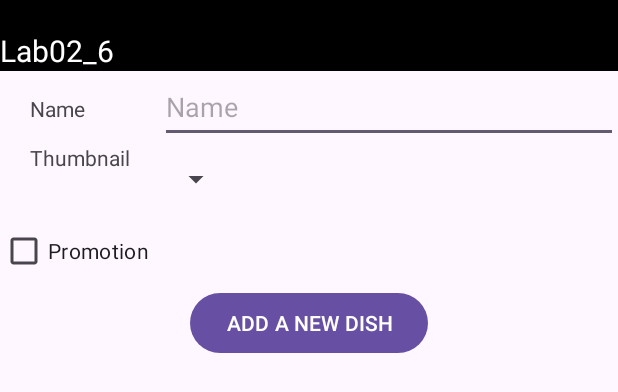
After one commit to DatNguyenPT/UIT-Android-Lab1, an Android app: the layout ex5.xml on its own in the app's theme, with its tools: preview values and no code run, on a phone screen of 412 x 824 dp. The commit adds this screen. Shown: the top 392 px of the screen. Run offline under Robolectric (Android 15) with nearby library versions, the phone set to English and light mode, and no system bars.

Commit message:
Ex5 Layout

```diff
--- a/Lab2/app/src/main/java/com/example/myapplication/MainActivity.java
+++ b/Lab2/app/src/main/java/com/example/myapplication/MainActivity.java
@@ -26,13 +26,13 @@ public class MainActivity extends AppCompatActivity {
         ex3.execute(listView, addButton, nameInput, idInput, this);*/
 
         // Ex4
-        setContentView(R.layout.ex4);
+        /*setContentView(R.layout.ex4);
         ListView listView = findViewById(R.id.staffList);
         Button addButton = findViewById(R.id.addEmployeeButton);
         EditText nameInput = findViewById(R.id.ex4EmployeeNameInput);
         EditText idInput = findViewById(R.id.ex4EmployeeIDInput);
         EX4 ex4 = new EX4();
-        ex4.execute(listView, addButton, nameInput, idInput, this);
+        ex4.execute(listView, addButton, nameInput, idInput, this);*/
     }
 
 
--- /dev/null
+++ b/Lab2/app/src/main/res/layout/ex5.xml
@@ -0,0 +1,99 @@
+<?xml version="1.0" encoding="utf-8"?>
+<androidx.constraintlayout.widget.ConstraintLayout xmlns:android="http://schemas.android.com/apk/res/android"
+    android:layout_width="match_parent"
+    android:layout_height="match_parent"
+    xmlns:app="http://schemas.android.com/apk/res-auto">
+
+    <LinearLayout
+        android:layout_width="match_parent"
+        android:layout_height="match_parent"
+        android:orientation="vertical"
+        android:weightSum="5">
+
+        <LinearLayout
+            android:layout_width="match_parent"
+            android:layout_height="0dp"
+            android:orientation="vertical"
+            android:layout_weight="1.5">
+
+            <TextView
+                android:layout_width="match_parent"
+                android:layout_height="wrap_content"
+                android:paddingTop="20dp"
+                android:textSize="20dp"
+                android:text="Lab02_6"
+                android:textColor="@color/white"
+                android:background="@color/black">
+            </TextView>
+
+            <TableLayout
+                android:id="@+id/foodTable"
+                android:layout_width="match_parent"
+                android:layout_height="wrap_content">
+
+                <TableRow>
+
+                    <TextView
+                        android:id="@+id/foodName"
+                        android:layout_width="wrap_content"
+                        android:layout_height="wrap_content"
+                        android:text="Name"
+                        android:layout_marginLeft="20dp" />
+
+                    <EditText
+                        android:id="@+id/foodNameInput"
+                        android:layout_width="0dp"
+                        android:layout_height="wrap_content"
+                        android:layout_weight="1"
+                        android:minHeight="48dp"
+                        android:ems="10"
+                        android:inputType="text"
+                        android:text=""
+                        android:hint="Name"
+                        android:layout_marginLeft="20dp"/>
+
+                </TableRow>
+
+                <TableRow>
+
+                    <TextView
+                        android:id="@+id/thumbnail"
+                        android:layout_width="wrap_content"
+                        android:layout_height="wrap_content"
+                        android:text="Thumbnail"
+                        android:layout_marginLeft="20dp"/>
+
+                    <Spinner
+                        android:id="@+id/spinner_thumbnail"
+                        android:layout_width="wrap_content"
+                        android:layout_height="wrap_content"
+                        android:minHeight="48dp"
+                        android:layout_marginLeft="20dp" />
+                </TableRow>
+            </TableLayout>
+            <CheckBox
+                android:layout_width="wrap_content"
+                android:layout_height="wrap_content"
+                app:layout_constraintLeft_toRightOf="parent"
+                android:text="Promotion">
+            </CheckBox>
+            <Button
+                android:layout_width="wrap_content"
+                android:layout_height="wrap_content"
+                app:layout_constraintStart_toStartOf="parent"
+                app:layout_constraintEnd_toEndOf="parent"
+                android:layout_gravity="center"
+                android:text="ADD A NEW DISH">
+
+            </Button>
+        </LinearLayout>
+        <GridView
+            android:layout_width="match_parent"
+            android:layout_height="0dp"
+            android:numColumns="2"
+            android:layout_weight="3.5">
+        </GridView>
+
+    </LinearLayout>
+
+</androidx.constraintlayout.widget.ConstraintLayout>
```
